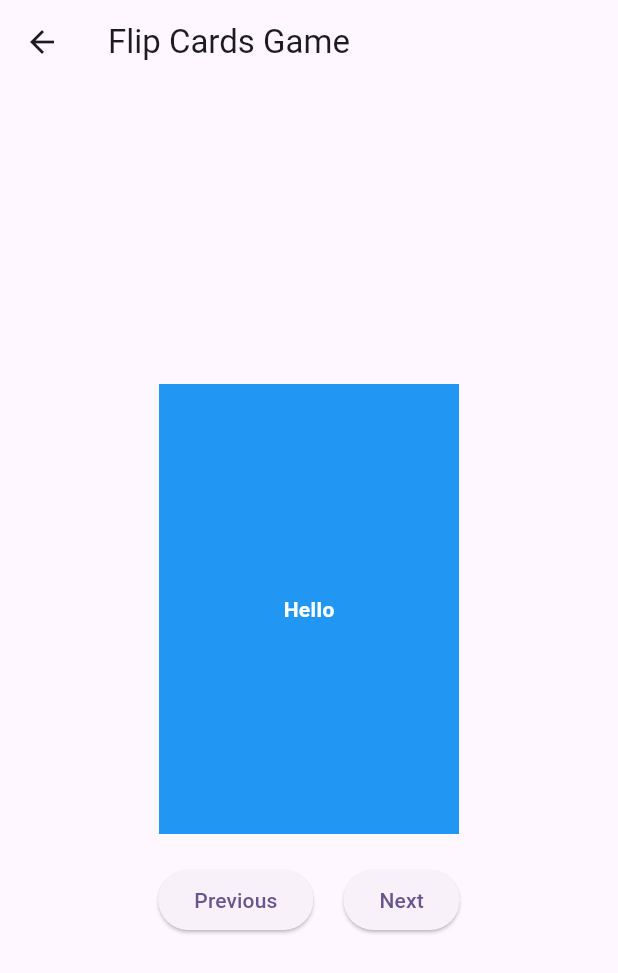
After one commit to hamzabhiinder/book_charm, a Flutter app: the screen it shows after launch, after a tap on "Flip Cards", on a phone screen of 412 x 824 dp. The commit adds this screen. Shown: the top 973 px of the screen. Run offline on Flutter 3.47's test engine with Material 3 defaults, Android fonts, the phone set to English and light mode, and no system bars; drawn by our look-alikes of flip_card; our stand-ins replace cached_network_image, cloud_firestore, connectivity_plus, firebase_auth, firebase_core, google_sign_in and 1 more; missing offline and left inert: flutter_facebook_auth; accounts and stored records are empty; network calls fail.

Commit message:
add basic flip card game

```diff
--- a/lib/games/games.dart
+++ b/lib/games/games.dart
@@ -1,7 +1,8 @@
+import 'package:book_charm/screens/games/flip_cards_screen.dart';
 import 'package:flutter/material.dart';
 
 class GameScreen extends StatefulWidget {
-  const GameScreen({super.key});
+  const GameScreen({Key? key}) : super(key: key);
 
   @override
   State<GameScreen> createState() => _GameScreenState();
@@ -10,6 +11,41 @@ class GameScreen extends StatefulWidget {
 class _GameScreenState extends State<GameScreen> {
   @override
   Widget build(BuildContext context) {
-    return const Placeholder();
+    return Scaffold(
+      appBar: AppBar(
+        title: const Text('Text Games'),
+      ),
+      body: Center(
+        child: Column(
+          mainAxisAlignment: MainAxisAlignment.center,
+          children: [
+            ElevatedButton(
+              onPressed: () {
+                // Navigate to Flip Cards game screen
+                Navigator.push(context,
+                    MaterialPageRoute(builder: (context) => FlipCardsScreen()));
+              },
+              child: const Text('Flip Cards'),
+            ),
+            const SizedBox(height: 20),
+            ElevatedButton(
+              onPressed: () {
+                // Navigate to Word Matching game screen
+                // Navigator.push(context, MaterialPageRoute(builder: (context) => WordMatchingScreen()));
+              },
+              child: const Text('Word Matching'),
+            ),
+            const SizedBox(height: 20),
+            ElevatedButton(
+              onPressed: () {
+                // Navigate to MCQs game screen
+                // Navigator.push(context, MaterialPageRoute(builder: (context) => McqsScreen()));
+              },
+              child: const Text('MCQs'),
+            ),
+          ],
+        ),
+      ),
+    );
   }
 }
--- a/lib/main.dart
+++ b/lib/main.dart
@@ -41,8 +41,8 @@ class MyApp extends StatelessWidget {
           colorScheme: ColorScheme.fromSeed(seedColor: Colors.deepPurple),
           useMaterial3: true,
         ),
-        home: const AuthenticationScreen(),
-        // home: const GameScreen(),
+        // home: const AuthenticationScreen(),
+        home: const GameScreen(),
       ),
     );
   }
--- /dev/null
+++ b/lib/screens/games/flip_cards_screen.dart
@@ -0,0 +1,103 @@
+import 'package:flutter/material.dart';
+import 'package:flip_card/flip_card.dart';
+
+class FlipCardsScreen extends StatefulWidget {
+  const FlipCardsScreen({Key? key}) : super(key: key);
+
+  @override
+  _FlipCardsScreenState createState() => _FlipCardsScreenState();
+}
+
+class _FlipCardsScreenState extends State<FlipCardsScreen> {
+  List<Map<String, String>> wordPairs = [
+    {'english': 'Hello', 'spanish': 'Hola'},
+    {'english': 'Goodbye', 'spanish': 'Adiós'},
+    // Add more word pairs as needed
+  ];
+
+  int currentIndex = 0;
+  bool isCardFlipped = false;
+
+  @override
+  Widget build(BuildContext context) {
+    return Scaffold(
+      appBar: AppBar(
+        title: const Text('Flip Cards Game'),
+      ),
+      body: Center(
+        child: Column(
+          mainAxisAlignment: MainAxisAlignment.center,
+          children: [
+            Container(
+              width: 200, // Adjust the width as needed
+              height: 300, // Adjust the height as needed
+              child: FlipCard(
+                direction: FlipDirection.HORIZONTAL,
+                onFlipDone: (isFront) {
+                  setState(() {
+                    isCardFlipped = isFront;
+                  });
+                },
+                front: Container(
+                  color: Colors.blue,
+                  child: Center(
+                    child: Text(
+                      wordPairs[currentIndex]['english']!,
+                      style: const TextStyle(
+                        color: Colors.white,
+                        fontWeight: FontWeight.bold,
+                      ),
+                    ),
+                  ),
+                ),
+                back: Container(
+                  color: Colors.grey,
+                  child: Center(
+                    child: Text(
+                      wordPairs[currentIndex]['spanish']!,
+                      style: const TextStyle(
+                        color: Colors.white,
+                        fontWeight: FontWeight.bold,
+                      ),
+                    ),
+                  ),
+                ),
+              ),
+            ),
+            const SizedBox(height: 20),
+            Row(
+              mainAxisAlignment: MainAxisAlignment.center,
+              children: [
+                ElevatedButton(
+                  onPressed: () {
+                    // Show previous word
+                    if (currentIndex > 0) {
+                      setState(() {
+                        currentIndex--;
+                        isCardFlipped = false;
+                      });
+                    }
+                  },
+                  child: const Text('Previous'),
+                ),
+                const SizedBox(width: 20),
+                ElevatedButton(
+                  onPressed: () {
+                    // Show next word
+                    if (currentIndex < wordPairs.length - 1) {
+                      setState(() {
+                        currentIndex++;
+                        isCardFlipped = false;
+                      });
+                    }
+                  },
+                  child: const Text('Next'),
+                ),
+              ],
+            ),
+          ],
+        ),
+      ),
+    );
+  }
+}
--- a/pubspec.yaml
+++ b/pubspec.yaml
@@ -44,6 +44,7 @@ dependencies:
   cloud_firestore: ^4.15.6
   connectivity_plus: ^5.0.2
   cached_network_image: ^3.3.1
+  flip_card: ^0.7.0
 
 dev_dependencies:
   flutter_test:
```
Also changed, not shown: assets/images/google_icon.png (added), pubspec.lock.
